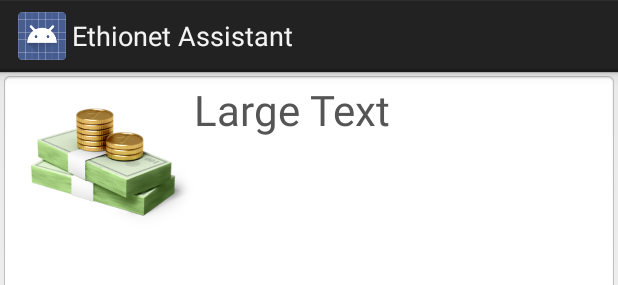
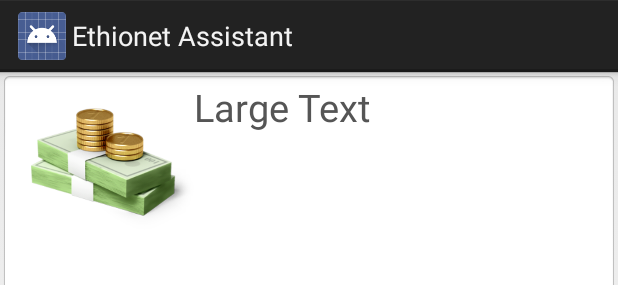
Before and after one commit to YohannesT/EtcPaymentAssistant, an Android app: the layout service_number_group.xml on its own in the app's theme, with its tools: preview values and no code run, on a phone screen of 412 x 824 dp. Shown: the top 285 px of the screen. Run offline under Robolectric (Android 15) with nearby library versions, the phone set to English and light mode, and no system bars.

Commit message:
decreased the font size of group titles

```diff
--- a/PaymentAssistant/app/src/main/res/layout/service_number_group.xml
+++ b/PaymentAssistant/app/src/main/res/layout/service_number_group.xml
@@ -19,7 +19,7 @@
         android:textAppearance="?android:attr/textAppearanceLarge"
         android:text="Large Text"
         android:id="@+id/txtGroupTitle"
-        android:textSize="28dp"
+        android:textSize="25dp"
         android:textAlignment="center"
         android:textColor="@color/dark" />
 </LinearLayout>
```
